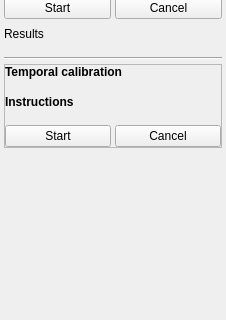
This is PlusApp/fCal/Toolboxes/FreehandCalibrationToolbox.ui in PlusToolkit/PlusApp as Qt 5 draws it before an edit; both pictures show x 0 to 226 and y 129 to 449 of the 226 by 560 pixel window. The edited form follows.
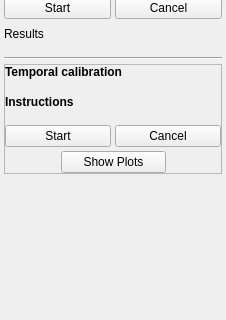
This is the edited form. Icons and pictures are not drawn.

Commit message: Re #346: TemporalCalibrationAlgo integrated in fCal FreehandCalibrationToolbox; Plotting still needs to be implemented

Patch:
```diff
--- a/PlusApp/fCal/Toolboxes/FreehandCalibrationToolbox.ui
+++ b/PlusApp/fCal/Toolboxes/FreehandCalibrationToolbox.ui
@@ -453,6 +453,52 @@
         </item>
        </layout>
       </item>
+      <item>
+       <layout class="QHBoxLayout" name="horizontalLayout">
+        <property name="spacing">
+         <number>4</number>
+        </property>
+        <item>
+         <spacer name="horizontalSpacer_2">
+          <property name="orientation">
+           <enum>Qt::Horizontal</enum>
+          </property>
+          <property name="sizeHint" stdset="0">
+           <size>
+            <width>40</width>
+            <height>20</height>
+           </size>
+          </property>
+         </spacer>
+        </item>
+        <item>
+         <widget class="QPushButton" name="pushButton_ShowPlots">
+          <property name="minimumSize">
+           <size>
+            <width>105</width>
+            <height>0</height>
+           </size>
+          </property>
+          <property name="text">
+           <string>Show Plots</string>
+          </property>
+         </widget>
+        </item>
+        <item>
+         <spacer name="horizontalSpacer">
+          <property name="orientation">
+           <enum>Qt::Horizontal</enum>
+          </property>
+          <property name="sizeHint" stdset="0">
+           <size>
+            <width>40</width>
+            <height>20</height>
+           </size>
+          </property>
+         </spacer>
+        </item>
+       </layout>
+      </item>
      </layout>
     </widget>
    </item>
```
The commit also changes 4 other files.
